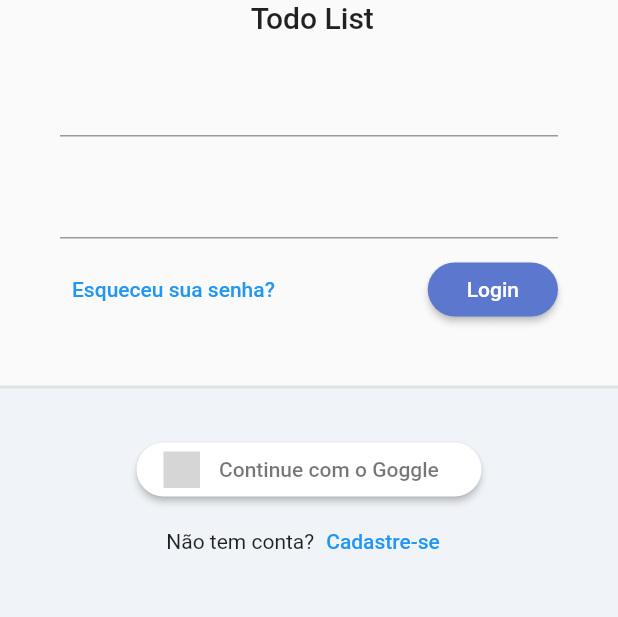
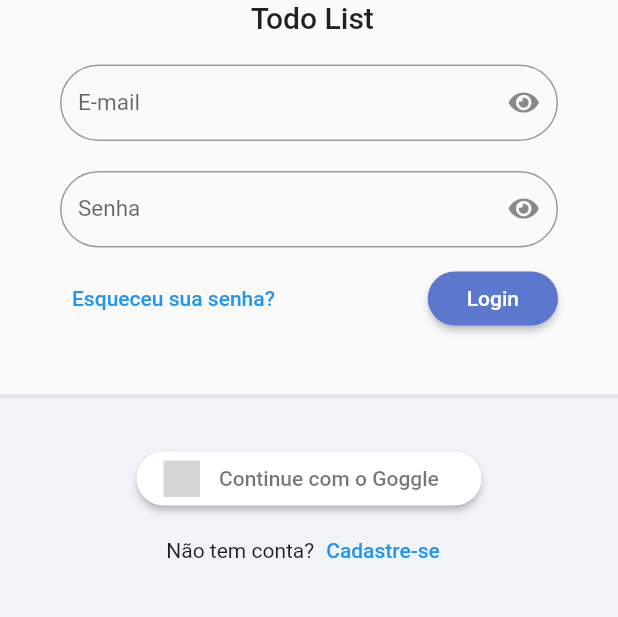
Before and after one commit to Dandy27/provider-todo-list, a Flutter app: the screen it shows after launch, on a phone screen of 412 x 824 dp, the part 345-962 px from its top. Run offline on Flutter 3.47's test engine with Material 2 defaults, Android fonts, the phone set to English and light mode, and no system bars; our stand-ins replace flutter_signin_button, google_fonts, sqflite, sqflite_common, synchronized; accounts and stored records are empty; Roboto replaces fonts that are missing (Mandali); statements that could not run were skipped; grey boxes are pictures that could not be loaded.

Commit message:
Customizando o TextFormField

```diff
--- /dev/null
+++ b/provider_todo_list_adf/lib/app/core/ui/todo_list_icons.dart
@@ -0,0 +1,30 @@
+/// Flutter icons TodoListIcons
+/// Copyright (C) 2022 by original authors @ fluttericon.com, fontello.com
+/// This font was generated by FlutterIcon.com, which is derived from Fontello.
+///
+/// To use this font, place it in your fonts/ directory and include the
+/// following in your pubspec.yaml
+///
+/// flutter:
+///   fonts:
+///    - family:  TodoListIcons
+///      fonts:
+///       - asset: fonts/TodoListIcons.ttf
+///
+///
+/// * Font Awesome 5, Copyright (C) 2016 by Dave Gandy
+///         Author:    Dave Gandy
+///         License:   SIL (https://github.com/FortAwesome/Font-Awesome/blob/master/LICENSE.txt)
+///         Homepage:  http://fortawesome.github.com/Font-Awesome/
+///
+import 'package:flutter/widgets.dart';
+
+class TodoListIcons {
+  TodoListIcons._();
+
+  static const _kFontFam = 'TodoListIcons';
+  static const String? _kFontPkg = null;
+
+  static const IconData eye = IconData(0xf06e, fontFamily: _kFontFam, fontPackage: _kFontPkg);
+  static const IconData eye_slash = IconData(0xf070, fontFamily: _kFontFam, fontPackage: _kFontPkg);
+}
--- /dev/null
+++ b/provider_todo_list_adf/lib/app/core/widget/todo_list_field.dart
@@ -0,0 +1,32 @@
+import 'package:flutter/material.dart';
+
+import '../ui/todo_list_icons.dart';
+
+class TodoListField extends StatelessWidget {
+  final String label;
+  final bool obscureText;
+  const TodoListField(
+      {Key? key, required this.label,  this.obscureText = false})
+      : super(key: key);
+
+  @override
+  Widget build(BuildContext context) {
+    return TextFormField(
+      decoration: InputDecoration(
+          labelText: label,
+          labelStyle: const TextStyle(fontSize: 15),
+          border: OutlineInputBorder(
+            borderRadius: BorderRadius.circular(30),
+          ),
+          errorBorder: OutlineInputBorder(
+              borderRadius: BorderRadius.circular(30),
+              borderSide: const BorderSide(color: Colors.red)),
+          isDense: true,
+          suffixIcon: IconButton(onPressed: (){},
+            icon: const Icon(TodoListIcons.eye),
+          )
+          ),
+      obscureText: obscureText,
+    );
+  }
+}
--- a/provider_todo_list_adf/lib/app/core/widget/todo_list_logo.dart
+++ b/provider_todo_list_adf/lib/app/core/widget/todo_list_logo.dart
@@ -1,5 +1,6 @@
 import 'package:flutter/material.dart';
-import 'package:provider_todo_list_adf/app/core/ui/theme_extensions.dart';
+
+import '../ui/theme_extensions.dart';
 
 class TodoListLogo extends StatelessWidget {
   const TodoListLogo({Key? key}) : super(key: key);
--- a/provider_todo_list_adf/lib/app/modules/auth/login/login_page.dart
+++ b/provider_todo_list_adf/lib/app/modules/auth/login/login_page.dart
@@ -1,6 +1,7 @@
 import 'package:flutter/material.dart';
 import 'package:flutter_signin_button/button_view.dart';
 import 'package:flutter_signin_button/flutter_signin_button.dart';
+import 'package:provider_todo_list_adf/app/core/widget/todo_list_field.dart';
 
 import '../../../core/widget/todo_list_logo.dart';
 
@@ -27,9 +28,15 @@ class LoginPage extends StatelessWidget {
                   child: Form(
                       child: Column(
                     children: [
-                      TextFormField(),
+                      const TodoListField(
+                        label: 'E-mail',
+                      ),
                       const SizedBox(height: 20),
-                      TextFormField(),
+                      const TodoListField(
+                        label: 'Senha',
+                        obscureText: true,
+
+                      ),
                       const SizedBox(height: 10),
                       Row(
                         mainAxisAlignment: MainAxisAlignment.spaceBetween,
```
Also changed, not shown: provider_todo_list_adf/pubspec.yaml (+4 -4 lines), provider_todo_list_adf/assets/fonts/TodoListIcons.ttf (added).
